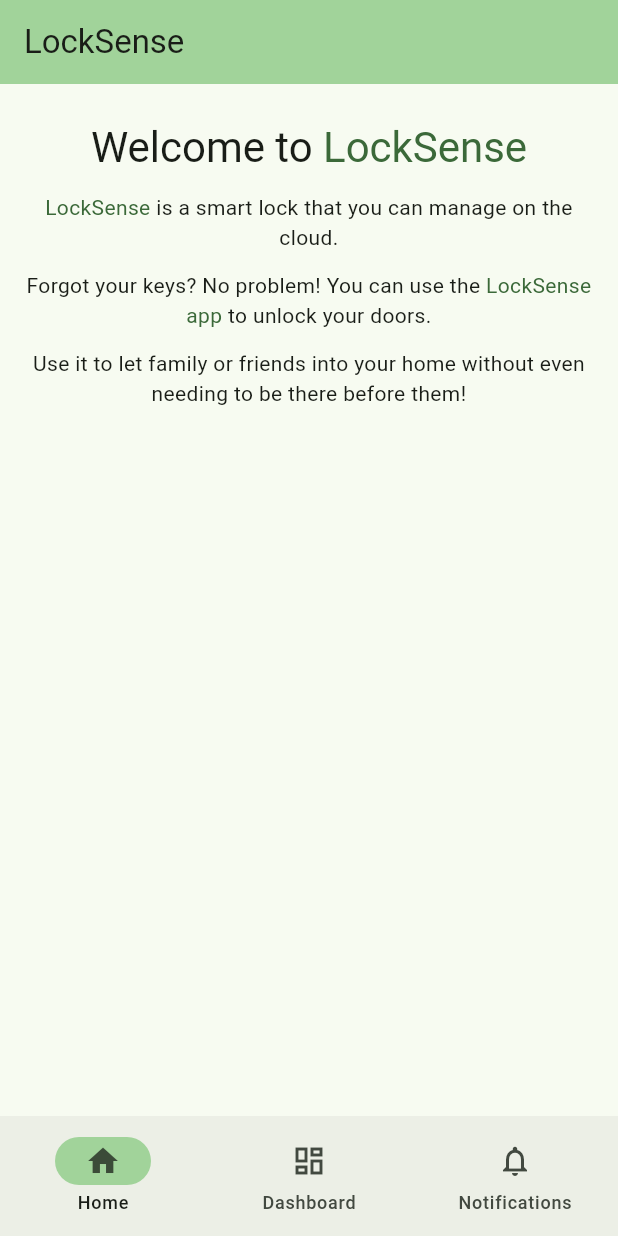
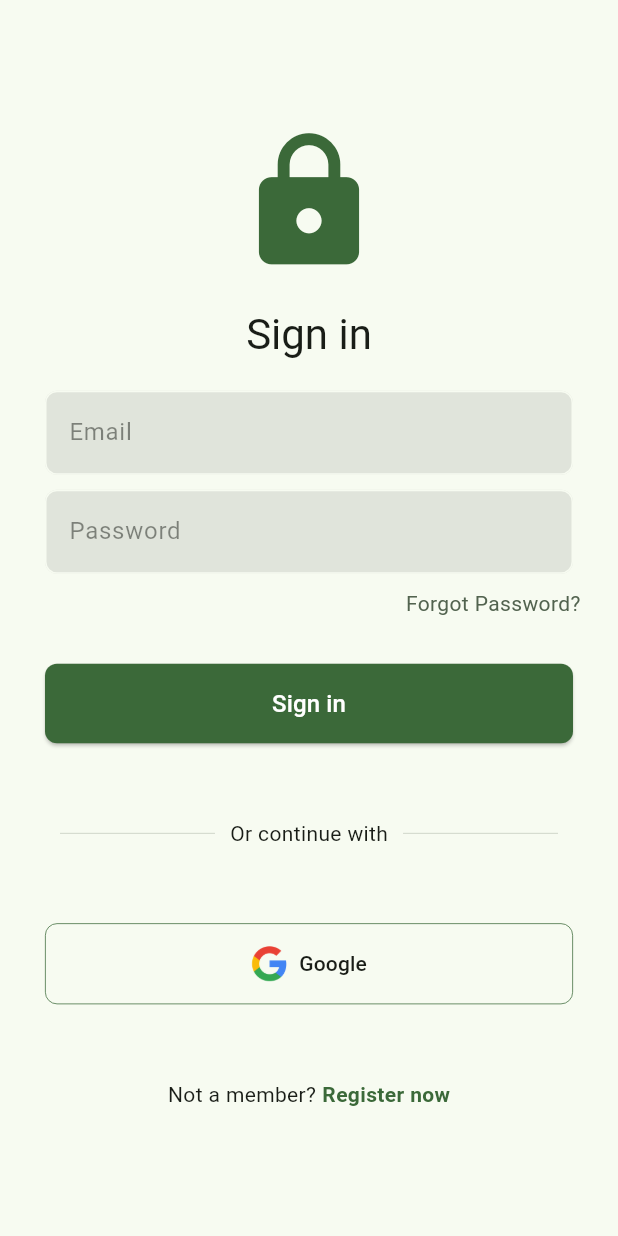
Before and after one commit to rudnam/LockSense, a Flutter app: the screen it shows after launch, on a phone screen of 412 x 824 dp. Run offline on Flutter 3.47's test engine with Material 3 defaults, Android fonts, the phone set to English and light mode, and no system bars; our stand-ins replace firebase_auth, firebase_core, firebase_database, firebase_messaging, google_sign_in; accounts and stored records are empty.

Commit message:
Add login screen

```diff
--- a/app/lib/main.dart
+++ b/app/lib/main.dart
@@ -1,7 +1,7 @@
 import 'package:flutter/material.dart';
 import 'package:firebase_core/firebase_core.dart';
+import 'package:locksense/pages/auth_page.dart';
 import 'package:locksense/services/firebase_service.dart';
-import '../screens/main_screen.dart';
 import './theme/style.dart';
 import './firebase_options.dart';
 
@@ -22,7 +22,7 @@ class MyApp extends StatelessWidget {
       theme: AppTheme.themeData,
       darkTheme: AppTheme.darkThemeData,
       themeMode: ThemeMode.system,
-      home: const MainScreen(),
+      home: const AuthPage(),
     );
   }
 }
--- /dev/null
+++ b/app/lib/pages/auth_page.dart
@@ -0,0 +1,25 @@
+import 'package:firebase_auth/firebase_auth.dart';
+import 'package:flutter/material.dart';
+import 'package:locksense/pages/home_page.dart';
+import 'package:locksense/pages/login_or_register_page.dart';
+
+class AuthPage extends StatelessWidget {
+  const AuthPage({
+    super.key,
+  });
+
+  @override
+  Widget build(BuildContext context) {
+    return Scaffold(
+        body: StreamBuilder<User?>(
+      stream: FirebaseAuth.instance.authStateChanges(),
+      builder: (context, snapshot) {
+        if (snapshot.hasData) {
+          return const HomePage();
+        } else {
+          return const LoginOrRegisterPage();
+        }
+      },
+    ));
+  }
+}
--- a/app/lib/screens/main_screen.dart
+++ b/app/lib/pages/home_page.dart
@@ -1,24 +1,30 @@
+import 'package:firebase_auth/firebase_auth.dart';
 import 'package:flutter/material.dart';
-import 'package:locksense/screens/dashboard_page.dart';
-import 'package:locksense/screens/home_page.dart';
-import 'package:locksense/screens/notification_page.dart';
+import 'package:locksense/pages/dashboard_page.dart';
+import 'package:locksense/pages/info_page.dart';
+import 'package:locksense/pages/notification_page.dart';
 
-class MainScreen extends StatefulWidget {
-  const MainScreen({super.key});
+class HomePage extends StatefulWidget {
+  const HomePage({super.key});
 
   @override
-  State<MainScreen> createState() => _MainScreenState();
+  State<HomePage> createState() => _HomePageState();
 }
 
-class _MainScreenState extends State<MainScreen> {
+class _HomePageState extends State<HomePage> {
   var currentPageIndex = 0;
+  final user = FirebaseAuth.instance.currentUser;
+
+  void signUserOut() {
+    FirebaseAuth.instance.signOut();
+  }
 
   @override
   Widget build(BuildContext context) {
     Widget page;
     switch (currentPageIndex) {
       case 0:
-        page = const HomePage();
+        page = const InfoPage();
       case 1:
         page = const DashboardPage();
       case 2:
@@ -31,6 +37,9 @@ class _MainScreenState extends State<MainScreen> {
       appBar: AppBar(
         backgroundColor: Theme.of(context).colorScheme.inversePrimary,
         title: const Text('LockSense'),
+        actions: [
+          IconButton(onPressed: signUserOut, icon: const Icon(Icons.logout))
+        ],
       ),
       body: Padding(
         padding: const EdgeInsets.symmetric(horizontal: 16.0, vertical: 16.0),
--- /dev/null
+++ b/app/lib/pages/login_or_register_page.dart
@@ -0,0 +1,31 @@
+import 'package:flutter/material.dart';
+import 'package:locksense/pages/login_page.dart';
+import 'package:locksense/pages/register_page.dart';
+
+class LoginOrRegisterPage extends StatefulWidget {
+  const LoginOrRegisterPage({
+    super.key,
+  });
+
+  @override
+  State<LoginOrRegisterPage> createState() => _LoginOrRegisterPageState();
+}
+
+class _LoginOrRegisterPageState extends State<LoginOrRegisterPage> {
+  bool showLoginPage = true;
+
+  void togglePages() {
+    setState(() {
+      showLoginPage = !showLoginPage;
+    });
+  }
+
+  @override
+  Widget build(BuildContext context) {
+    if (showLoginPage) {
+      return LoginPage(onTap: togglePages);
+    } else {
+      return RegisterPage(onTap: togglePages);
+    }
+  }
+}
--- /dev/null
+++ b/app/lib/pages/login_page.dart
@@ -0,0 +1,223 @@
+import 'package:firebase_auth/firebase_auth.dart';
+import 'package:flutter/foundation.dart';
+import 'package:flutter/material.dart';
+import 'package:locksense/services/auth_service.dart';
+import 'package:locksense/widgets/my_text_field.dart';
+
+class LoginPage extends StatefulWidget {
+  final Function()? onTap;
+  const LoginPage({super.key, required this.onTap});
+
+  @override
+  State<LoginPage> createState() => _LoginPageState();
+}
+
+class _LoginPageState extends State<LoginPage> {
+  final emailController = TextEditingController();
+  final passwordController = TextEditingController();
+
+  void signUserIn() async {
+    showDialog(
+        context: context,
+        builder: (context) {
+          return const Center(child: CircularProgressIndicator());
+        });
+
+    try {
+      await FirebaseAuth.instance.signInWithEmailAndPassword(
+          email: emailController.text, password: passwordController.text);
+      if (mounted) {
+        Navigator.pop(context);
+      }
+    } on FirebaseAuthException catch (e) {
+      if (mounted) {
+        Navigator.pop(context);
+      }
+
+      String errorMessage = 'An error occurred. Please try again later.';
+      print(e.code);
+      if (e.code == 'invalid-email') {
+        errorMessage = 'Invalid email. Please try again.';
+      } else if (e.code == 'wrong-password') {
+        errorMessage = 'Incorrect email or password. Please try again.';
+      } else if (e.code == 'invalid-credential') {
+        errorMessage = 'Incorrect email or password. Please try again.';
+      }
+
+      showErrorMessage(errorMessage);
+    }
+  }
+
+  void showErrorMessage(String errorMessage) {
+    showDialog(
+      context: context,
+      builder: (context) {
+        return AlertDialog(
+          title: const Text('Error'),
+          content: Text(errorMessage),
+          actions: [
+            TextButton(
+              onPressed: () {
+                Navigator.pop(context);
+              },
+              child: const Text('OK'),
+            ),
+          ],
+        );
+      },
+    );
+  }
+
+  @override
+  Widget build(BuildContext context) {
+    final colorScheme = Theme.of(context).colorScheme;
+
+    return Scaffold(
+      body: SafeArea(
+        child: Center(
+          child: Padding(
+            padding: const EdgeInsets.symmetric(horizontal: 15.0),
+            child: SingleChildScrollView(
+              child: ConstrainedBox(
+                constraints: const BoxConstraints(maxWidth: 400),
+                child: Column(
+                  mainAxisAlignment: MainAxisAlignment.center,
+                  crossAxisAlignment: CrossAxisAlignment.stretch,
+                  children: [
+                    Icon(
+                      Icons.lock,
+                      size: 100,
+                      color: colorScheme.primary,
+                    ),
+                    const SizedBox(height: 20),
+                    Row(
+                      mainAxisAlignment: MainAxisAlignment.center,
+                      children: [
+                        Text(
+                          'Sign in',
+                          style: Theme.of(context).textTheme.headlineMedium,
+                        ),
+                      ],
+                    ),
+                    const SizedBox(height: 20),
+                    MyTextField(
+                      controller: emailController,
+                      hintText: "Email",
+                      obscureText: false,
+                    ),
+                    const SizedBox(height: 10),
+                    MyTextField(
+                      controller: passwordController,
+                      hintText: "Password",
+                      obscureText: true,
+                    ),
+                    const SizedBox(height: 10),
+                    Padding(
+                      padding: const EdgeInsets.symmetric(horizontal: 10.0),
+                      child: Row(
+                        mainAxisAlignment: MainAxisAlignment.end,
+                        children: [
+                          MouseRegion(
+                            cursor: SystemMouseCursors.click,
+                            child: GestureDetector(
+                              onTap: null,
+                              child: Text("Forgot Password?",
+                                  style:
+                                      TextStyle(color: colorScheme.secondary)),
+                            ),
+                          ),
+                        ],
+                      ),
+                    ),
+                    const SizedBox(height: 30),
+                    Padding(
+                      padding: const EdgeInsets.symmetric(horizontal: 15.0),
+                      child: ElevatedButton(
+                        onPressed: () {
+                          signUserIn();
+                        },
+                        style: ElevatedButton.styleFrom(
+                          foregroundColor: colorScheme.onPrimary,
+                          backgroundColor: colorScheme.primary,
+                          padding: const EdgeInsets.symmetric(vertical: 15.0),
+                          shape: RoundedRectangleBorder(
+                            borderRadius: BorderRadius.circular(8.0),
+                          ), // Text color
+                        ),
+                        child: const Text(
+                          'Sign in',
+                          style: TextStyle(fontSize: 16),
+                        ),
+                      ),
+                    ),
+                    const SizedBox(height: 50),
+                    const Padding(
+                      padding: EdgeInsets.symmetric(horizontal: 25.0),
+                      child: Row(
+                        children: [
+                          Expanded(child: Divider(thickness: 0.5)),
+                          Padding(
+                            padding: EdgeInsets.symmetric(horizontal: 10.0),
+                            child: Text('Or continue with'),
+                          ),
+                          Expanded(child: Divider(thickness: 0.5)),
+                        ],
+                      ),
+                    ),
+                    const SizedBox(height: 50),
+                    Padding(
+                      padding: const EdgeInsets.symmetric(horizontal: 15.0),
+                      child: TextButton.icon(
+                        onPressed: () => !kIsWeb
+                            ? AuthService().signInWithGoogle()
+                            : showErrorMessage(
+                                "Signing in via Google is currently unavailable on web."),
+                        icon: Image.asset(
+                          'assets/images/google-logo.png',
+                          height: 24.0,
+                          width: 24.0,
+                        ),
+                        label: Text(
+                          'Google',
+                          style: TextStyle(
+                            color: colorScheme.onSurface,
+                          ),
+                        ),
+                        style: TextButton.styleFrom(
+                          padding: const EdgeInsets.symmetric(vertical: 15.0),
+                          side: BorderSide(
+                              color: colorScheme.primary, width: 0.5),
+                          shape: RoundedRectangleBorder(
+                            borderRadius: BorderRadius.circular(8.0),
+                          ),
+                        ),
+                      ),
+                    ),
+                    const SizedBox(height: 50),
+                    Row(
+                      mainAxisAlignment: MainAxisAlignment.center,
+                      children: [
+                        const Text("Not a member?"),
+                        const SizedBox(width: 4),
+                        MouseRegion(
+                          cursor: SystemMouseCursors.click,
+                          child: GestureDetector(
+                            onTap: widget.onTap,
+                            child: Text("Register now",
+                                style: TextStyle(
+                                    color: colorScheme.primary,
+                                    fontWeight: FontWeight.bold)),
+                          ),
+                        )
+                      ],
+                    )
+                  ],
+                ),
+              ),
+            ),
+          ),
+        ),
+      ),
+    );
+  }
+}
--- /dev/null
+++ b/app/lib/widgets/my_text_field.dart
@@ -0,0 +1,39 @@
+import 'package:flutter/material.dart';
+
+class MyTextField extends StatelessWidget {
+  final TextEditingController controller;
+  final String hintText;
+  final bool obscureText;
+
+  const MyTextField({
+    super.key,
+    required this.controller,
+    required this.hintText,
+    required this.obscureText,
+  });
+
+  @override
+  Widget build(BuildContext context) {
+    final colorScheme = Theme.of(context).colorScheme;
+    return Padding(
+      padding: const EdgeInsets.symmetric(horizontal: 15.0),
+      child: TextField(
+        controller: controller,
+        obscureText: obscureText,
+        decoration: InputDecoration(
+          enabledBorder: OutlineInputBorder(
+              borderSide: BorderSide(color: colorScheme.surface),
+              borderRadius: BorderRadius.circular(8.0)),
+          focusedBorder: OutlineInputBorder(
+            borderSide: BorderSide(color: colorScheme.secondary),
+            borderRadius: BorderRadius.circular(8.0),
+          ),
+          fillColor: colorScheme.onSurface.withOpacity(0.1),
+          filled: true,
+          hintText: hintText,
+          hintStyle: TextStyle(color: colorScheme.onSurface.withOpacity(0.5)),
+        ),
+      ),
+    );
+  }
+}
--- a/app/package.json
+++ b/app/package.json
@@ -74,7 +74,8 @@
               "to": "dev"
             }
           ],
-          "clearWorkspace": true
+          "clearWorkspace": true,
+          "forcePush": true
         }
       ]
     ]
--- a/app/pubspec.yaml
+++ b/app/pubspec.yaml
@@ -38,6 +38,8 @@ dependencies:
   firebase_database: ^10.5.5
   firebase_messaging: ^14.9.2
   intl: ^0.19.0
+  firebase_auth: ^4.19.6
+  google_sign_in: ^6.2.1
 
 dev_dependencies:
   flutter_test:
@@ -63,8 +65,8 @@ flutter:
   uses-material-design: true
 
   # To add assets to your application, add an assets section, like this:
-  # assets:
-  #   - images/a_dot_burr.jpeg
+  assets:
+    - assets/images/google-logo.png
   #   - images/a_dot_ham.jpeg
 
   # An image asset can refer to one or more resolution-specific "variants", see
```
Also changed, not shown: app/lib/pages/info_page.dart (renamed from app/lib/screens/home_page.dart, +4 -4 lines), app/lib/pages/register_page.dart (added, +224 -0 lines), app/lib/services/auth_service.dart (added, +15 -0 lines), app/assets/images/google-logo.png (added), app/lib/pages/dashboard_page.dart (renamed from app/lib/screens/dashboard_page.dart), app/lib/pages/notification_page.dart (renamed from app/lib/screens/notification_page.dart), app/pubspec.lock, 3 other files.
